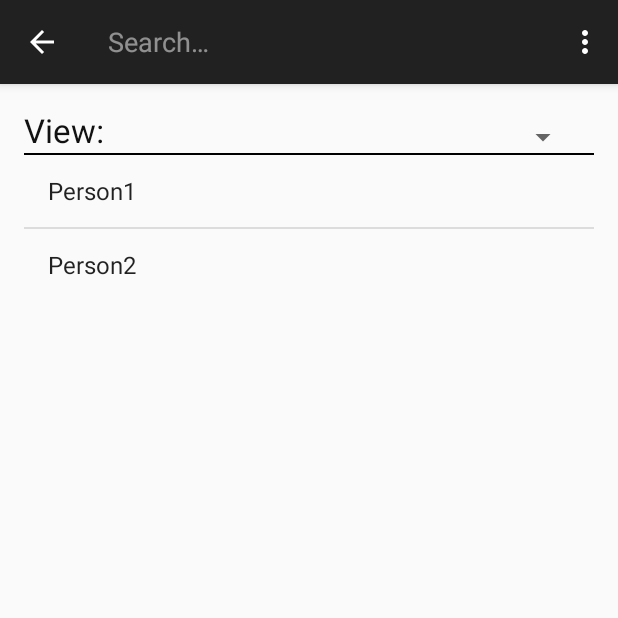
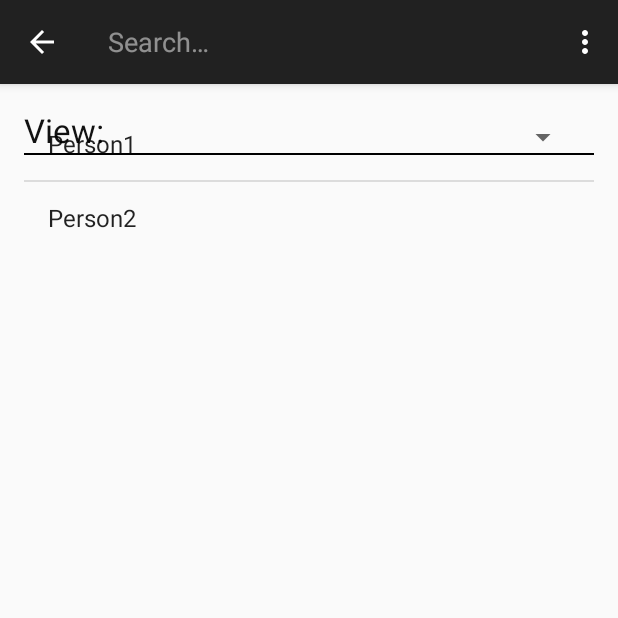
Before and after one commit to CMPUT301F15T10/Exchange, an Android app: the ViewPersonActivity screen opened directly, with no data from a screen before it, after a tap on "Search", on a phone screen of 412 x 824 dp, the top half of it. Run offline under Robolectric (Android 15) with nearby library versions, the phone set to English and light mode, and no system bars.

Commit message:
for pull

```diff
--- a/app/src/main/res/layout/activity_view_person.xml
+++ b/app/src/main/res/layout/activity_view_person.xml
@@ -41,8 +41,8 @@
         android:layout_width="wrap_content"
         android:layout_height="wrap_content"
         android:id="@+id/listView2"
-        android:layout_below="@+id/view2"
-        android:layout_centerHorizontal="true" />
+        android:layout_alignParentTop="true"
+        android:layout_alignParentStart="true" />
 
 
 </RelativeLayout>
```
